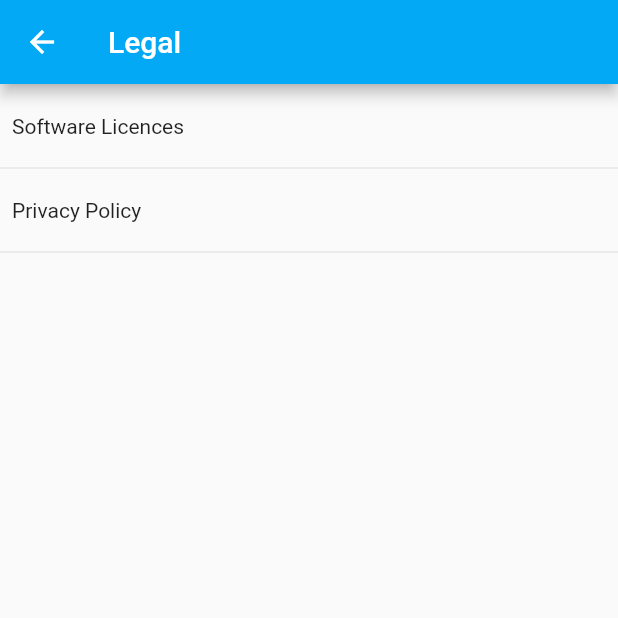
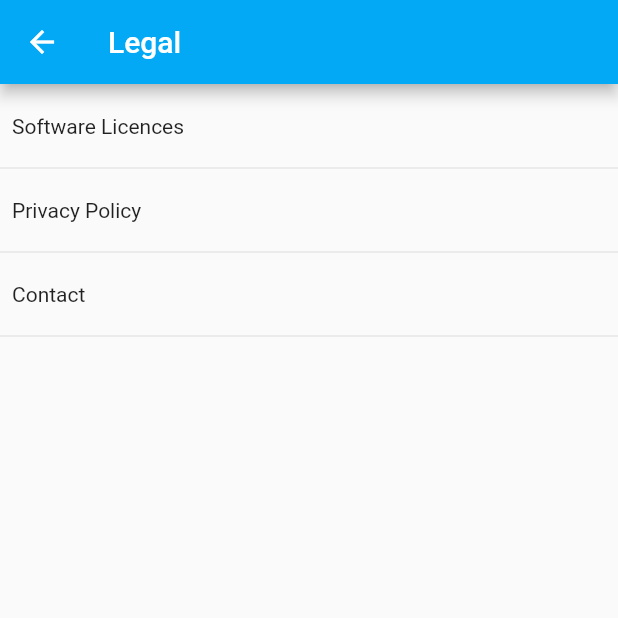
Before and after one commit to mhmmdlkts/Post-Now-Driver, a Flutter app: the LegalMenu screen opened directly, on a phone screen of 412 x 824 dp, the top half of it. Run offline on Flutter 3.47's test engine with Material 2 defaults, Android fonts, the phone set to English and light mode, and no system bars; our stand-ins replace camera, charts_flutter, easy_localization, firebase_auth, firebase_core, firebase_database and 9 more; missing offline and left inert: flutter_signature_pad, google_map_polyline, google_maps_webservice, map_launcher, screen, store_redirect and 1 more; accounts and stored records are empty.

Commit message:
Contact Menu added

```diff
--- a/assets/translations/de.json
+++ b/assets/translations/de.json
@@ -41,6 +41,7 @@
     "SIDE_MENU": {
       "OVERVIEW": "Gecmis auftraglar",
       "LEGAL": "Legal",
+      "CONTACT": "Contact",
       "SIGN_OUT": "Ausloggen"
     },
     "BOTTOM_MENUS": {
@@ -60,7 +61,8 @@
   "LEGAL": {
     "TITLE": "Legal",
     "LegalTyp": {
-      "PRIVACY_POLICY": "Privacy Policy"
+      "PRIVACY_POLICY": "Privacy Policy",
+      "CONTACT": "Contact"
     }
   },
   "CHAT": {
--- a/assets/translations/en.json
+++ b/assets/translations/en.json
@@ -42,6 +42,7 @@
     "SIDE_MENU": {
       "OVERVIEW": "Gecmis auftraglar",
       "LEGAL": "Legal",
+      "CONTACT": "Contact",
       "SIGN_OUT": "Sign out"
     },
     "BOTTOM_MENUS": {
@@ -62,7 +63,8 @@
     "TITLE": "Legal",
     "LegalTyp": {
       "PRIVACY_POLICY": "Privacy Policy",
-      "SOFTWARE_LICENCES": "Software Licences"
+      "SOFTWARE_LICENCES": "Software Licences",
+      "CONTACT": "Contact"
     }
   },
   "CHAT": {
--- a/assets/translations/tr.json
+++ b/assets/translations/tr.json
@@ -41,6 +41,7 @@
     "SIDE_MENU": {
       "OVERVIEW": "Gecmis auftraglar",
       "LEGAL": "Legal",
+      "CONTACT": "Iletisim",
       "SIGN_OUT": "Çıkış yap"
     },
     "BOTTOM_MENUS": {
@@ -61,7 +62,8 @@
     "TITLE": "Legal",
     "LegalTyp": {
       "PRIVACY_POLICY": "Privacy Policy",
-      "SOFTWARE_LICENCES": "Software Licences"
+      "SOFTWARE_LICENCES": "Software Licences",
+      "CONTACT": "Contact"
     }
   },
   "CHAT": {
--- a/lib/enums/legacity_enum.dart
+++ b/lib/enums/legacity_enum.dart
@@ -1,4 +1,5 @@
 enum LegalTyp {
   SOFTWARE_LICENCES,
   PRIVACY_POLICY,
+  CONTACT
 }
--- a/lib/screens/maps_screen.dart
+++ b/lib/screens/maps_screen.dart
@@ -9,12 +9,14 @@ import 'package:firebase_database/firebase_database.dart';
 import 'package:postnow/Dialogs/job_request_dialog.dart';
 import 'package:map_launcher/map_launcher.dart' as maps;
 import 'package:postnow/enums/job_status_enum.dart';
+import 'package:postnow/enums/legacity_enum.dart';
 import 'package:postnow/enums/online_status_enum.dart';
 import 'package:postnow/models/address.dart';
 import 'package:postnow/screens/overview_screen.dart';
 import 'package:postnow/screens/signing_screen.dart';
 import 'package:postnow/Dialogs/message_toast.dart';
 import 'package:postnow/screens/slpash_screen.dart';
+import 'package:postnow/services/legal_service.dart';
 import 'package:postnow/services/maps_service.dart';
 import 'package:postnow/services/auth_service.dart';
 import 'package:postnow/enums/menu_typ_enum.dart';
@@ -32,6 +34,7 @@ import 'chat_screen.dart';
 import 'dart:async';
 
 import 'legal_menu_screen.dart';
+import 'legal_screen.dart';
 
 class MapsScreen extends StatefulWidget {
   final User user;
@@ -45,6 +48,7 @@ class _MapsScreenState extends State<MapsScreen> with WidgetsBindingObserver {
   final GlobalKey<ScaffoldState> _scaffoldKey = GlobalKey<ScaffoldState>();
   final GlobalKey _mapKey = GlobalKey();
   final FirebaseMessaging _firebaseMessaging = FirebaseMessaging();
+  final LegalService _legalService = LegalService();
   final Set _markers = new Set<Marker>();
   final User _user;
   ButtonState _onlineOfflineButtonState = ButtonState.success;
@@ -232,6 +236,15 @@ class _MapsScreenState extends State<MapsScreen> with WidgetsBindingObserver {
                     Navigator.push(
                       context,
                       MaterialPageRoute(builder: (context) => LegalMenu()),
+                    );
+                  },
+                ),
+                ListTile(
+                  title: Text('MAPS.SIDE_MENU.CONTACT'.tr()),
+                  onTap: () {
+                    Navigator.push(
+                      context,
+                      MaterialPageRoute(builder: (context) => LegalScreen(LegalTyp.CONTACT)),
                     );
                   },
                 ),
@@ -727,7 +740,6 @@ class _MapsScreenState extends State<MapsScreen> with WidgetsBindingObserver {
         _mapsService.jobsRef.child(jobId.toString()).once().then((DataSnapshot snapshot){
           Job j = Job.fromJson(snapshot.value, key: snapshot.key);
           _setJob(j);
-          print('Aa');
           _onJobsDataChanged(j);
           _nextInitializeDone('5');
         });
--- a/lib/services/legal_service.dart
+++ b/lib/services/legal_service.dart
@@ -4,6 +4,7 @@ import 'package:http/http.dart' as http;
 import 'package:postnow/enums/legacity_enum.dart';
 const String POST_NOW_PRIVACY_POLICY_URL = "https://legal.postnow.at/postnowdriver_privacy_policy.html";
 const String POST_NOW_SOFTWARE_LICENCES_URL = "https://legal.postnow.at/postnowdriver_software_licences.html";
+const String POST_NOW_CONTACT_URL = "https://legal.postnow.at/postnow_contact.html";
 
 class LegalService {
   Future<Widget> getPrivacyPolicyWidget(LegalTyp legalTyp) async {
@@ -26,7 +27,10 @@ class LegalService {
         return POST_NOW_PRIVACY_POLICY_URL;
       case LegalTyp.SOFTWARE_LICENCES:
         return POST_NOW_SOFTWARE_LICENCES_URL;
+      case LegalTyp.CONTACT:
+        return POST_NOW_CONTACT_URL;
     }
+    return null;
   }
 
   Future<String> _getPrivacyPolicyContent(LegalTyp legalTyp) async {
```
